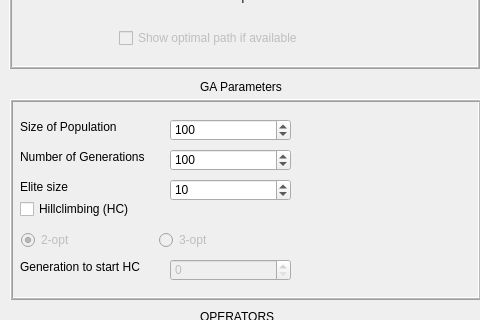
Before: the Qt Designer form tsp.ui in kanaji/TSP_AIN_FKKG, drawn with Qt 5; both pictures show x 0 to 480 and y 101 to 421 of the 1215 by 926 pixel window.
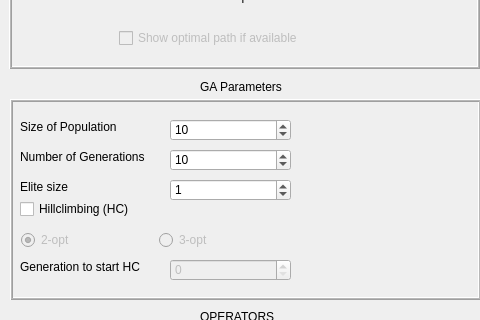
After: the same form once the commit is applied. Custom widgets are drawn as their Qt base class.

What changed in the file:
```diff
--- a/tsp.ui
+++ b/tsp.ui
@@ -239,7 +239,7 @@
      <number>1000</number>
     </property>
     <property name="value">
-     <number>100</number>
+     <number>10</number>
     </property>
    </widget>
    <widget class="QLabel" name="label_5">
@@ -271,7 +271,7 @@
      <number>10000</number>
     </property>
     <property name="value">
-     <number>100</number>
+     <number>10</number>
     </property>
    </widget>
    <widget class="QLabel" name="label">
@@ -380,7 +380,7 @@
      <number>1000</number>
     </property>
     <property name="value">
-     <number>10</number>
+     <number>1</number>
     </property>
    </widget>
    <widget class="QLabel" name="label_10">
```
